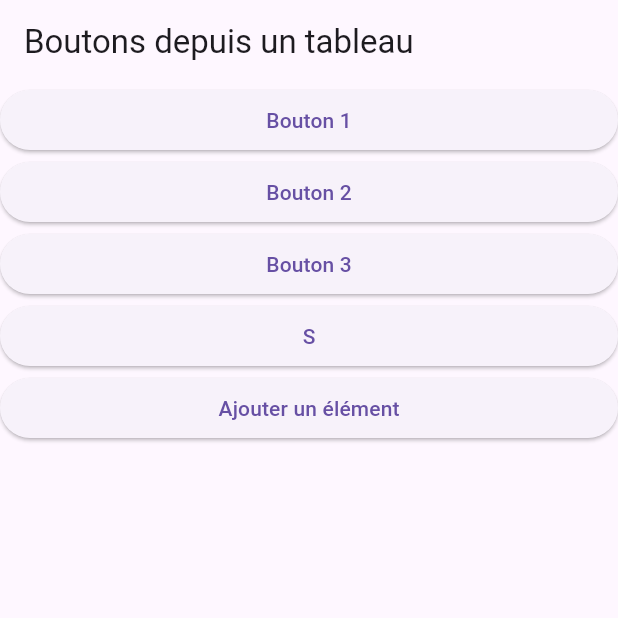
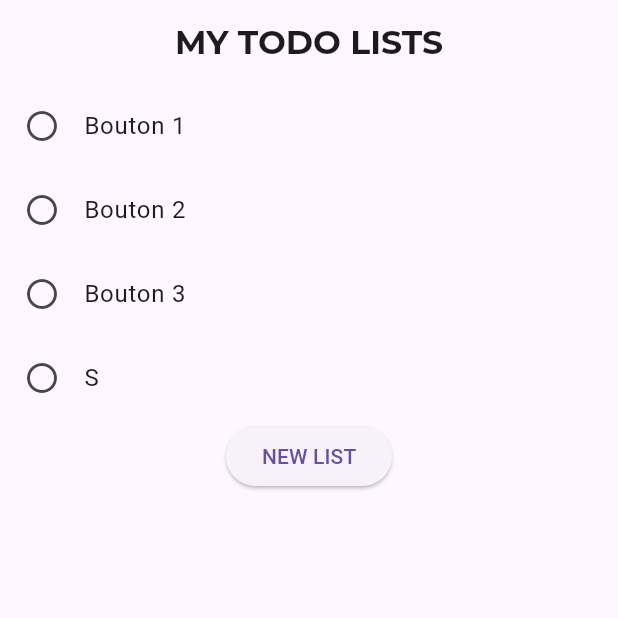
Before and after one commit to BenjaminGoossens/Todo_app_front, a Flutter app: the screen it shows after launch, after a tap on "Aller à la deuxième page", on a phone screen of 412 x 824 dp, the top half of it. Run offline on Flutter 3.47's test engine with Material 3 defaults, Android fonts, the light colour scheme and no system bars; our stand-ins replace google_fonts.

Commit message:
chore: add style to lists view

```diff
--- a/lib/main.dart
+++ b/lib/main.dart
@@ -1,4 +1,5 @@
 import 'package:flutter/material.dart';
+import 'package:google_fonts/google_fonts.dart';
 import 'package:todo_app_front/screens/Home.dart';
 
 void main() {
@@ -10,9 +11,11 @@ class App extends StatelessWidget {
 
   @override
   Widget build(BuildContext context) {
-    return const MaterialApp(
-      debugShowCheckedModeBanner: false,
-      home: Home(),
+    return MaterialApp(
+      theme: ThemeData(
+          appBarTheme: AppBarTheme(titleTextStyle: GoogleFonts.montserrat()),
+          textTheme: GoogleFonts.mondaTextTheme(Theme.of(context).textTheme)),
+      home: const Home(),
     );
   }
 }
--- a/lib/screens/Home.dart
+++ b/lib/screens/Home.dart
@@ -1,4 +1,5 @@
 import 'package:flutter/material.dart';
+import 'package:google_fonts/google_fonts.dart';
 import 'package:todo_app_front/screens/TodoList.dart';
 import 'package:todo_app_front/screens/TodoList2.dart';
 
@@ -14,19 +15,18 @@ class _HomeState extends State<Home> {
   Widget build(BuildContext context) {
     return SafeArea(
       child: Scaffold(
-        appBar: AppBar(),
         body: Center(
-          child: SingleChildScrollView(child:
-          Column(
+          child: SingleChildScrollView(
+            child: Column(
               crossAxisAlignment: CrossAxisAlignment.center,
               children: [
                 RichText(
                   textAlign: TextAlign.center,
-                text:
-                TextSpan(
+                  text: TextSpan(
                     text: 'Ma\n',
-                  style: TextStyle(
-                      color: Colors.red,
+                    style: GoogleFonts.montserrat(
+                        fontWeight: FontWeight.bold,
+                        color: Colors.black,
                         fontSize: 30.0),
                     children: [
                       TextSpan(
@@ -56,17 +56,11 @@ class _HomeState extends State<Home> {
                       },
                       child: Text('Aller à la deuxième page'),
                     ),
-
-
                   ],
-                  )
-
-
-              )
-
+                ))
               ],
-          ),),
-
+            ),
+          ),
         ),
       ),
     );
--- a/lib/screens/TodoList2.dart
+++ b/lib/screens/TodoList2.dart
@@ -1,5 +1,6 @@
 import 'package:flutter/material.dart';
 
+import '../widgets/ViewTitle.dart';
 import 'AddItemPage.dart';
 import 'DetailPage.dart'; // Importe la classe de la page du formulaire
 
@@ -18,13 +19,34 @@ class _TodoList2State extends State<TodoList2> {
     return MaterialApp(
       home: Scaffold(
         appBar: AppBar(
-          title: Text('Boutons depuis un tableau'),
+          title: const ViewTitle(
+            title: "MY TODO LISTS",
+          ),
         ),
-        body: ListView.builder(
-          itemCount: maListe.length + 1, // +1 pour le bouton d'ajout
-          itemBuilder: (BuildContext context, int index) {
-            if (index == maListe.length) {
-              return ElevatedButton(
+        body: SingleChildScrollView(
+          child: Column(
+            children: <Widget>[
+              ListView.builder(
+                scrollDirection: Axis.vertical,
+                shrinkWrap: true,
+                itemCount: maListe.length, // +1 pour le bouton d'ajout
+                itemBuilder: (BuildContext context, int index) {
+                  return ListTile(
+                    title: Text(maListe[index]),
+                    leading: const Icon(Icons.radio_button_off),
+                    onTap: () {
+                      // Naviguer vers la page de détail avec le nom du bouton comme titre
+                      Navigator.push(
+                        context,
+                        MaterialPageRoute(
+                          builder: (context) => DetailPage(maListe[index]),
+                        ),
+                      );
+                    },
+                  );
+                },
+              ),
+              ElevatedButton(
                 onPressed: () async {
                   final result = await Navigator.push(
                     context,
@@ -37,23 +59,10 @@ class _TodoList2State extends State<TodoList2> {
                     });
                   }
                 },
-                child: Text('Ajouter un élément'),
-              );
-            }
-
-            return ElevatedButton(
-              onPressed: () {
-                // Naviguer vers la page de détail avec le nom du bouton comme titre
-                Navigator.push(
-                    context,
-                    MaterialPageRoute(
-                    builder: (context) => DetailPage(maListe[index]),
-                ),
-                );
-              },
-              child: Text(maListe[index]),
-            );
-          },
+                child: Text('NEW LIST'),
+              )
+            ],
+          ),
         ),
       ),
     );
--- /dev/null
+++ b/lib/widgets/ViewTitle.dart
@@ -0,0 +1,20 @@
+import 'package:flutter/material.dart';
+import 'package:google_fonts/google_fonts.dart';
+
+class ViewTitle extends StatelessWidget {
+  final String title;
+
+  const ViewTitle({super.key, required this.title});
+
+  @override
+  Widget build(BuildContext context) {
+    return Title(
+        color: Colors.black,
+        child: Center(
+          child: Text(
+            title,
+            style: GoogleFonts.montserrat(fontWeight: FontWeight.bold),
+          ),
+        ));
+  }
+}
```
Also changed, not shown: pubspec.yaml (+3 -13 lines), pubspec.lock, 1 other file. Lines whose indentation alone changed are shown as unchanged.
